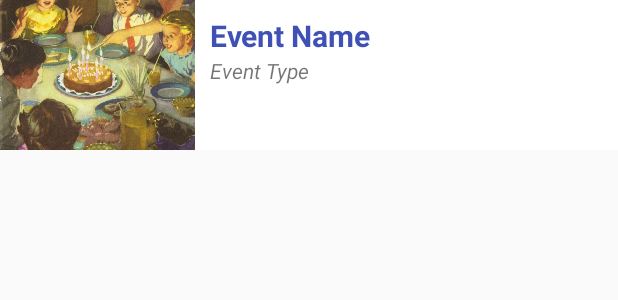
After one commit to AlenaSG/Capstone-Android, an Android app: the layout event_list_item.xml on its own in the app's theme, with its tools: preview values and no code run, on a phone screen of 412 x 824 dp. The commit adds this screen. Shown: the top 300 px of the screen. Run offline under Robolectric (Android 15) with nearby library versions, the phone set to English and light mode, and no system bars.

Commit message:
add recyclerview to create event activity

```diff
--- /dev/null
+++ b/app/src/main/res/layout/event_list_item.xml
@@ -0,0 +1,42 @@
+<?xml version="1.0" encoding="utf-8"?>
+<LinearLayout xmlns:android="http://schemas.android.com/apk/res/android"
+    android:orientation="horizontal"
+    android:layout_width="match_parent"
+    android:layout_height="wrap_content">
+
+    <ImageView
+        android:layout_width="130dp"
+        android:layout_height="100dp"
+        android:id="@+id/eventImageView"
+        android:src="@drawable/birthday"
+        android:scaleType="centerCrop"/>
+
+    <LinearLayout
+        android:orientation="vertical"
+        android:layout_width="match_parent"
+        android:background="#ffffff"
+        android:layout_height="match_parent"
+        android:padding="10dp">
+
+        <TextView
+            android:layout_width="wrap_content"
+            android:layout_height="wrap_content"
+            android:id="@+id/eventNameTextView"
+            android:textSize="20sp"
+            android:textStyle="bold"
+            android:text="Event Name"
+            android:textColor="@color/colorPrimary"/>
+
+        <TextView
+            android:layout_width="wrap_content"
+            android:layout_height="wrap_content"
+            android:text="Event Type"
+            android:id="@+id/typeTextView"
+            android:layout_below="@+id/eventNameTextView"
+            android:layout_alignParentLeft="true"
+            android:layout_alignParentStart="true"
+            android:textStyle="italic"/>
+
+
+    </LinearLayout>
+</LinearLayout>
```
Also changed, not shown: app/build.gradle (+5 -4 lines), app/src/main/java/com/epicodus/eventmanager/CreateEventActivity.java (+55 -31 lines), app/src/main/java/com/epicodus/eventmanager/EventListAdapter.java (added, +61 -0 lines), app/src/main/res/layout/activity_create_event.xml (+5 -3 lines).
